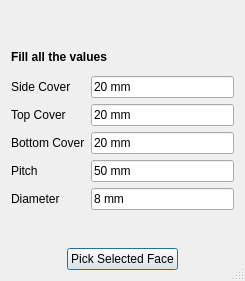
This is CircularStirrup.ui in amrit3701/FreeCAD-Reinforcement as Qt 5 draws it before an edit. The edited form follows.
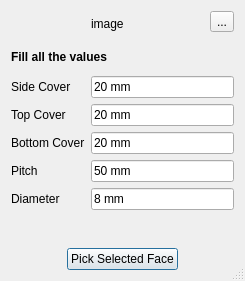
This is the edited form. Custom widgets are drawn as their Qt base class.

Commit message: Added icons of helical rebar

```diff
--- a/CircularStirrup.ui
+++ b/CircularStirrup.ui
@@ -56,22 +56,6 @@
      </property>
     </widget>
    </item>
-   <item row="0" column="0" alignment="Qt::AlignHCenter">
-    <widget class="QLabel" name="image">
-     <property name="sizePolicy">
-      <sizepolicy hsizetype="Preferred" vsizetype="Preferred">
-       <horstretch>0</horstretch>
-       <verstretch>0</verstretch>
-      </sizepolicy>
-     </property>
-     <property name="layoutDirection">
-      <enum>Qt::LeftToRight</enum>
-     </property>
-     <property name="text">
-      <string/>
-     </property>
-    </widget>
-   </item>
    <item row="2" column="0">
     <layout class="QFormLayout" name="formLayout">
      <property name="fieldGrowthPolicy">
@@ -164,6 +148,42 @@
      </item>
     </layout>
    </item>
+   <item row="0" column="0">
+    <layout class="QHBoxLayout" name="horizontalLayout_4">
+     <item alignment="Qt::AlignHCenter">
+      <widget class="QLabel" name="image">
+       <property name="text">
+        <string>image</string>
+       </property>
+      </widget>
+     </item>
+     <item alignment="Qt::AlignTop">
+      <widget class="QToolButton" name="toolButton">
+       <property name="enabled">
+        <bool>true</bool>
+       </property>
+       <property name="sizePolicy">
+        <sizepolicy hsizetype="Maximum" vsizetype="Maximum">
+         <horstretch>50</horstretch>
+         <verstretch>0</verstretch>
+        </sizepolicy>
+       </property>
+       <property name="maximumSize">
+        <size>
+         <width>16777215</width>
+         <height>16777214</height>
+        </size>
+       </property>
+       <property name="text">
+        <string>...</string>
+       </property>
+       <property name="toolButtonStyle">
+        <enum>Qt::ToolButtonIconOnly</enum>
+       </property>
+      </widget>
+     </item>
+    </layout>
+   </item>
   </layout>
  </widget>
  <customwidgets>
```
The commit also changes 3 other files.
